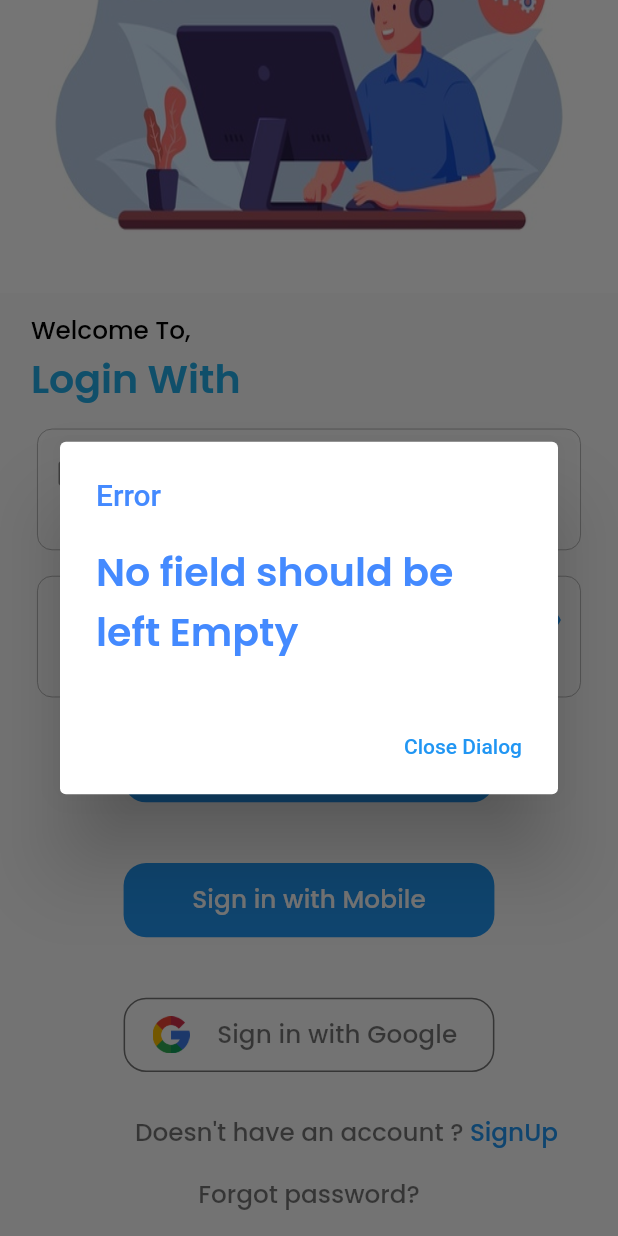
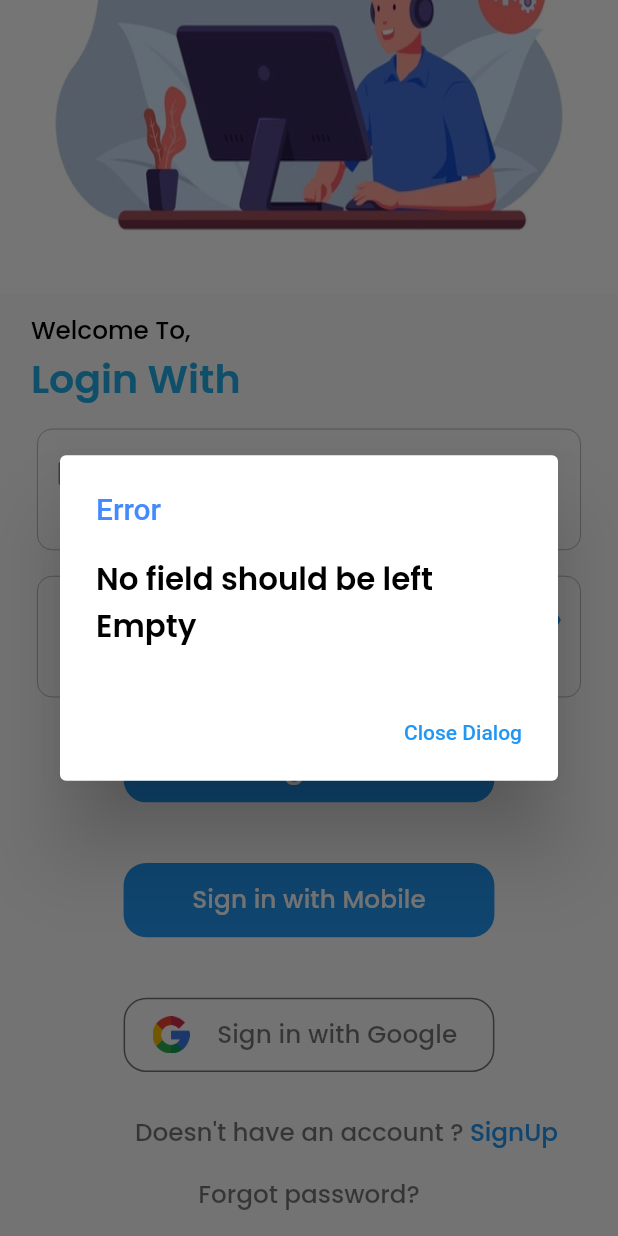
Before and after one commit to nithinraaj27/Home-Service, a Flutter app: the screen it shows after launch, scrolled down 164 dp, after a tap on "Sign In", on a phone screen of 412 x 824 dp. Run offline on Flutter 3.47's test engine with Material 2 defaults, Android fonts, the light colour scheme and no system bars; our stand-ins replace cloud_firestore, firebase_auth, firebase_core, font_awesome_flutter, geocoding, geolocator and 6 more; missing offline and left inert: dart:ffi, flutter_animated_dialog, flutter_phone_direct_caller, location_permissions; accounts and stored records are empty.

Commit message:
19 12 2021 01 45

```diff
--- a/lib/main.dart
+++ b/lib/main.dart
@@ -237,8 +237,7 @@ class userfinder extends StatefulWidget {
 }
 
 class _userfinderState extends State<userfinder> {
-
-  String? role = "role";
+  String? role = "Service Provider";
 
   Future<void> checkrole() async {
     User user = FirebaseAuth.instance.currentUser!;
@@ -264,6 +263,6 @@ class _userfinderState extends State<userfinder> {
 
   @override
   Widget build(BuildContext context) {
-    return role == 'user'? helpertwo() : helperthree();
+    return role == 'user'? helpertwo() : role == 'Service Provider' || role == 'admin' ? helperthree() : helperone();
   }
 }
--- a/lib/screens/Main_Page/forgetpassword.dart
+++ b/lib/screens/Main_Page/forgetpassword.dart
@@ -97,6 +97,7 @@ class _forgetpasswordState extends State<forgetpassword> {
                             }
                             return null;
                           },
+                          autovalidateMode: AutovalidateMode.disabled,
                           autovalidate: _autovalidate,
                           decoration: InputDecoration(
                               hintText: "Email",
--- a/lib/screens/Main_Page/signin.dart
+++ b/lib/screens/Main_Page/signin.dart
@@ -64,7 +64,7 @@ class _signinState extends State<signin> {
             content: Container(
               child: Text(
                 error,
-                style: TextStyle(color: Theme.of(context).focusColor),
+                style: TextStyle(color: Colors.black,fontSize: SizeConfig.height!*2.5),
               ),
             ),
             actions: [
--- a/lib/screens/Profile_Page/Edit Profile/edit_profile.dart
+++ b/lib/screens/Profile_Page/Edit Profile/edit_profile.dart
@@ -229,7 +229,6 @@ class _edit_profileState extends State<edit_profile> {
                               }
                               return null;
                             },
-
                             autovalidate: _autovalidate,
                             decoration:
                             InputDecoration(
```
